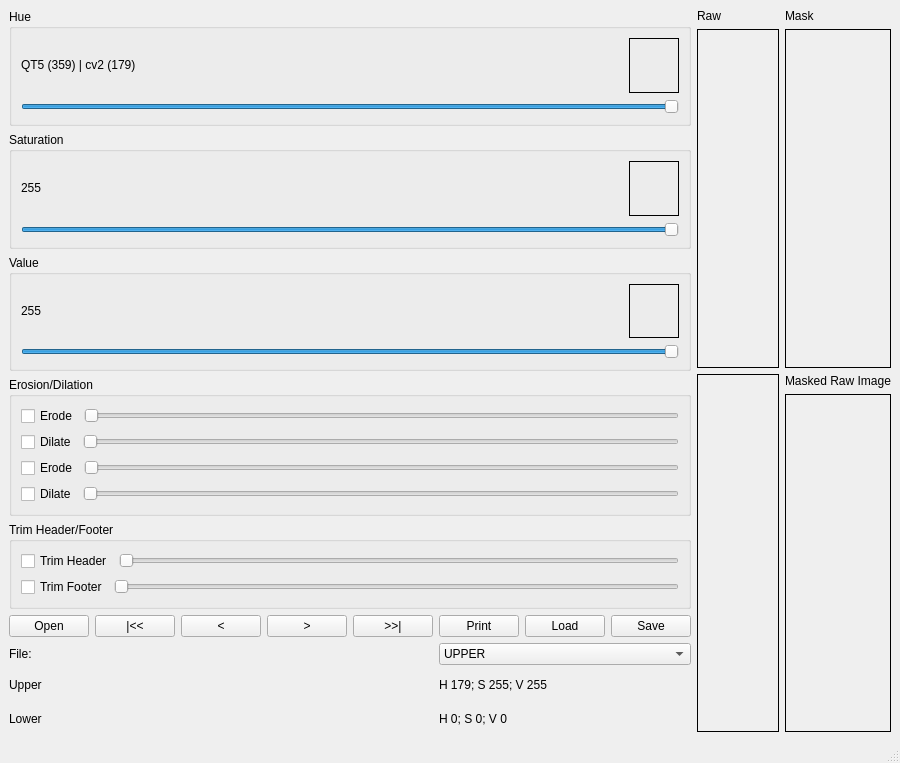
Above: assets/main_window.ui from dennis-gemini/HsvRangeTool before the change. Below: the same form after it.
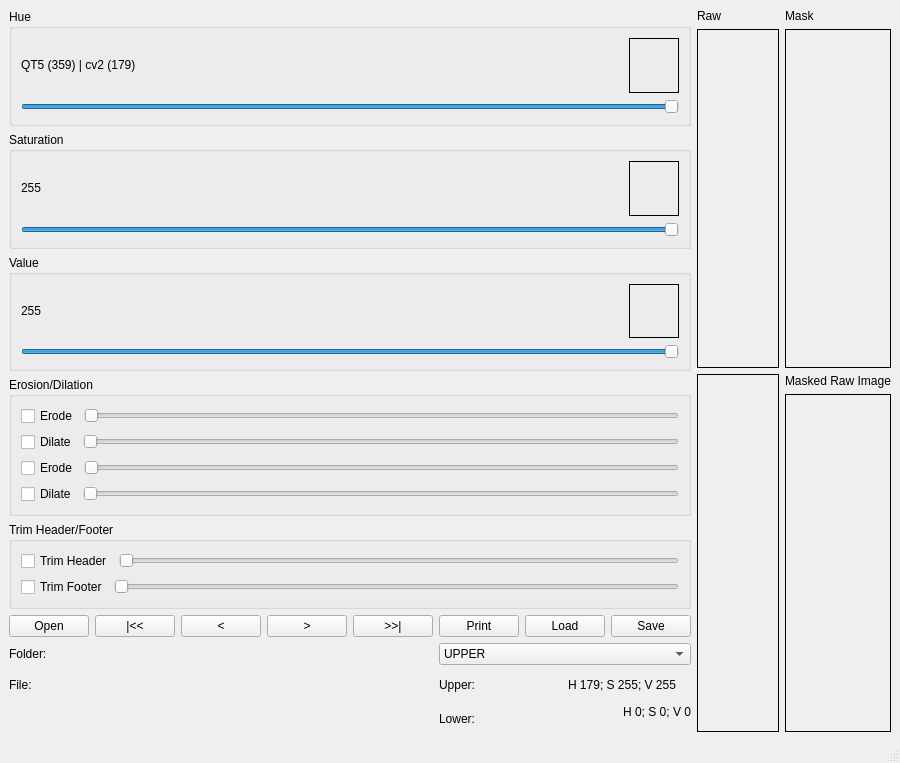
That is the form after the change.

Commit message: change layout of labels

What changed in the file:
```diff
--- a/assets/main_window.ui
+++ b/assets/main_window.ui
@@ -483,12 +483,26 @@
          <number>0</number>
         </property>
         <item row="4" column="1">
+         <layout class="QHBoxLayout" name="horizontalLayout_17">
+          <item>
+           <widget class="QLabel" name="label_14">
+            <property name="text">
+             <string>Lower:</string>
+            </property>
+           </widget>
+          </item>
+          <item>
          <widget class="QLabel" name="lblLower">
+            <property name="alignment">
+             <enum>Qt::AlignRight</enum>
+            </property>
           <property name="text">
            <string>H 0; S 0; V 0</string>
           </property>
          </widget>
         </item>
+         </layout>
+        </item>
         <item row="1" column="0">
          <layout class="QHBoxLayout" name="horizontalLayout_14">
           <item>
@@ -531,7 +545,7 @@
         <item row="4" column="0">
          <widget class="QLabel" name="label_9">
           <property name="text">
-           <string>Lower</string>
+           <string></string>
           </property>
          </widget>
         </item>
@@ -575,16 +589,40 @@
          </widget>
         </item>
         <item row="2" column="0">
-         <layout class="QHBoxLayout" name="horizontalLayout_14">
+         <layout class="QHBoxLayout" name="horizontalLayout_15">
           <item>
            <widget class="QLabel" name="label_11">
             <property name="text">
+             <string>Folder:</string>
+            </property>
+           </widget>
+          </item>
+          <item>
+           <widget class="QLabel" name="lblFolderName">
+            <property name="alignment">
+             <enum>Qt::AlignRight</enum>
+            </property>
+            <property name="text">
+             <string></string>
+            </property>
+           </widget>
+          </item>
+         </layout>
+        </item>
+        <item row="3" column="0">
+         <layout class="QHBoxLayout" name="horizontalLayout_16">
+          <item>
+           <widget class="QLabel" name="label_12">
+            <property name="text">
              <string>File:</string>
             </property>
            </widget>
           </item>
           <item>
            <widget class="QLabel" name="lblFileName">
+            <property name="alignment">
+             <enum>Qt::AlignRight</enum>
+            </property>
             <property name="text">
              <string></string>
             </property>
@@ -592,19 +630,23 @@
           </item>
          </layout>
         </item>
-        <item row="3" column="0">
-         <widget class="QLabel" name="label_10">
-          <property name="text">
-           <string>Upper</string>
-          </property>
-         </widget>
-        </item>
         <item row="3" column="1">
+         <layout class="QHBoxLayout" name="horizontalLayout_17">
+          <item>
+           <widget class="QLabel" name="label_10">
+            <property name="text">
+             <string>Upper:</string>
+            </property>
+           </widget>
+          </item>
+          <item>
          <widget class="QLabel" name="lblUpper">
           <property name="text">
            <string>H 179; S 255; V 255</string>
           </property>
          </widget>
+          </item>
+         </layout>
         </item>
        </layout>
       </item>
```
Lines whose indentation alone changed are shown as unchanged. The commit also changes 1 other file.
